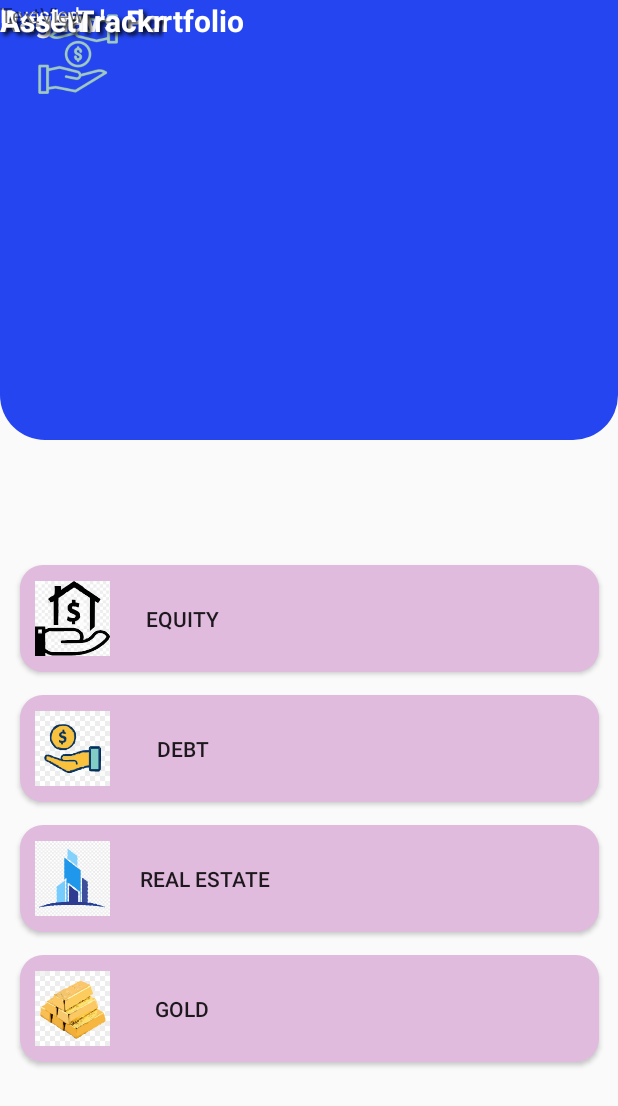
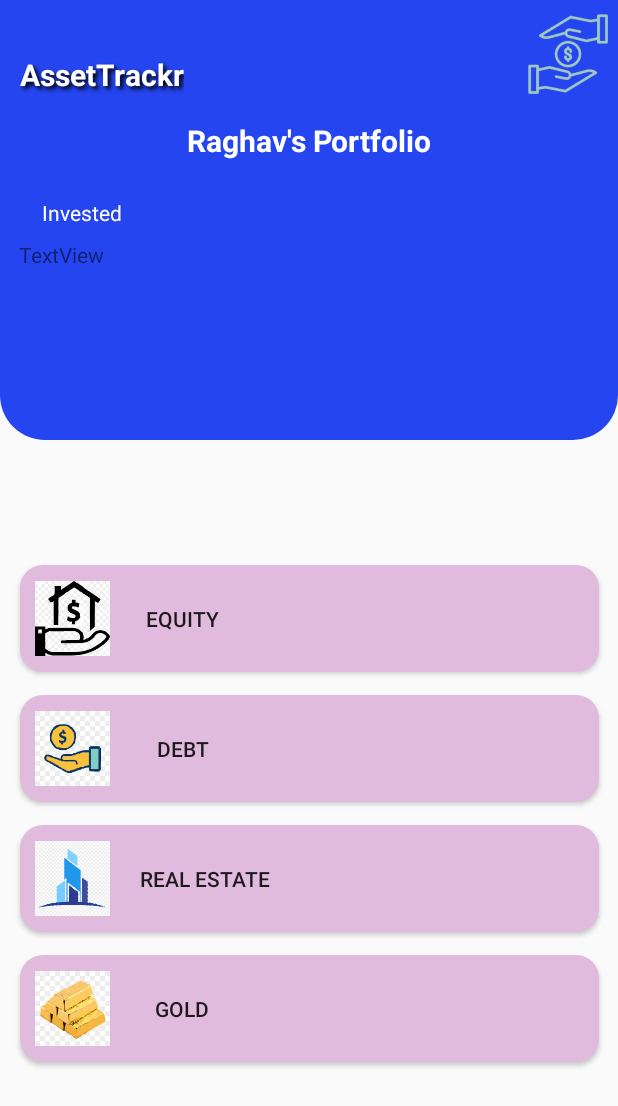
Before and after one commit to raghav-malik/investment-android-app, an Android app: the StocksActivity screen opened directly, with no data from a screen before it, on a phone screen of 412 x 824 dp. Shown: the top 1106 px of the screen. Run offline under Robolectric (Android 15) with nearby library versions, the phone set to English and light mode, and no system bars.

Commit message:
constraint - stocksactivity

```diff
--- a/app/src/main/res/layout/activity_stocks.xml
+++ b/app/src/main/res/layout/activity_stocks.xml
@@ -21,25 +21,30 @@
                 android:id="@+id/imageView4"
                 android:layout_width="85dp"
                 android:layout_height="82dp"
-                app:srcCompat="@drawable/assettrackr"
-                tools:layout_editor_absoluteX="310dp"
-                tools:layout_editor_absoluteY="17dp" />
+                app:layout_constraintEnd_toEndOf="parent"
+                app:layout_constraintHorizontal_bias="1.0"
+                app:layout_constraintStart_toStartOf="parent"
+                app:layout_constraintTop_toTopOf="parent"
+                app:srcCompat="@drawable/assettrackr" />
 
             <TextView
                 android:id="@+id/textPortfolio"
                 android:layout_width="wrap_content"
                 android:layout_height="wrap_content"
+                android:layout_marginTop="80dp"
                 android:text="Raghav's Portfolio"
                 android:textColor="@color/white"
                 android:textSize="20dp"
                 android:textStyle="bold"
-                tools:layout_editor_absoluteX="116dp"
-                tools:layout_editor_absoluteY="89dp" />
+                app:layout_constraintEnd_toEndOf="parent"
+                app:layout_constraintStart_toStartOf="parent"
+                app:layout_constraintTop_toTopOf="parent" />
 
             <TextView
                 android:id="@+id/textassetracker"
                 android:layout_width="wrap_content"
                 android:layout_height="wrap_content"
+                android:layout_marginTop="36dp"
                 android:shadowColor="@color/black"
                 android:shadowDx="3"
                 android:shadowDy="3"
@@ -48,25 +53,33 @@
                 android:textColor="@color/white"
                 android:textSize="20dp"
                 android:textStyle="bold"
-                tools:layout_editor_absoluteX="16dp"
-                tools:layout_editor_absoluteY="30dp" />
+                app:layout_constraintEnd_toEndOf="parent"
+                app:layout_constraintHorizontal_bias="0.043"
+                app:layout_constraintStart_toStartOf="parent"
+                app:layout_constraintTop_toTopOf="parent" />
 
             <TextView
                 android:id="@+id/textinvested"
-                android:layout_width="56dp"
-                android:layout_height="20dp"
+                android:layout_width="63dp"
+                android:layout_height="29dp"
+                android:layout_marginTop="132dp"
                 android:text="Invested"
                 android:textColor="@color/white"
-                tools:layout_editor_absoluteX="33dp"
-                tools:layout_editor_absoluteY="136dp" />
+                app:layout_constraintEnd_toEndOf="parent"
+                app:layout_constraintHorizontal_bias="0.08"
+                app:layout_constraintStart_toStartOf="parent"
+                app:layout_constraintTop_toTopOf="parent" />
 
             <TextView
                 android:id="@+id/textView4"
                 android:layout_width="101dp"
                 android:layout_height="43dp"
+                android:layout_marginTop="160dp"
                 android:text="TextView"
-                tools:layout_editor_absoluteX="33dp"
-                tools:layout_editor_absoluteY="156dp" />
+                app:layout_constraintEnd_toEndOf="parent"
+                app:layout_constraintHorizontal_bias="0.041"
+                app:layout_constraintStart_toStartOf="parent"
+                app:layout_constraintTop_toTopOf="parent" />
         </androidx.constraintlayout.widget.ConstraintLayout>
 
     </LinearLayout>
```
